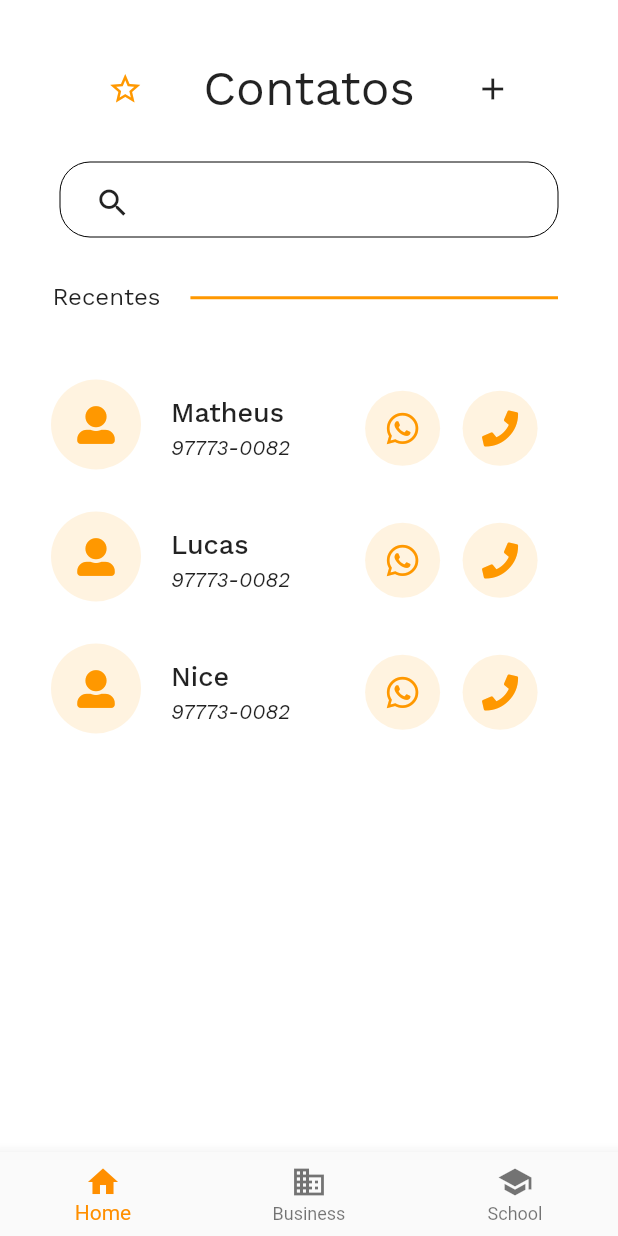
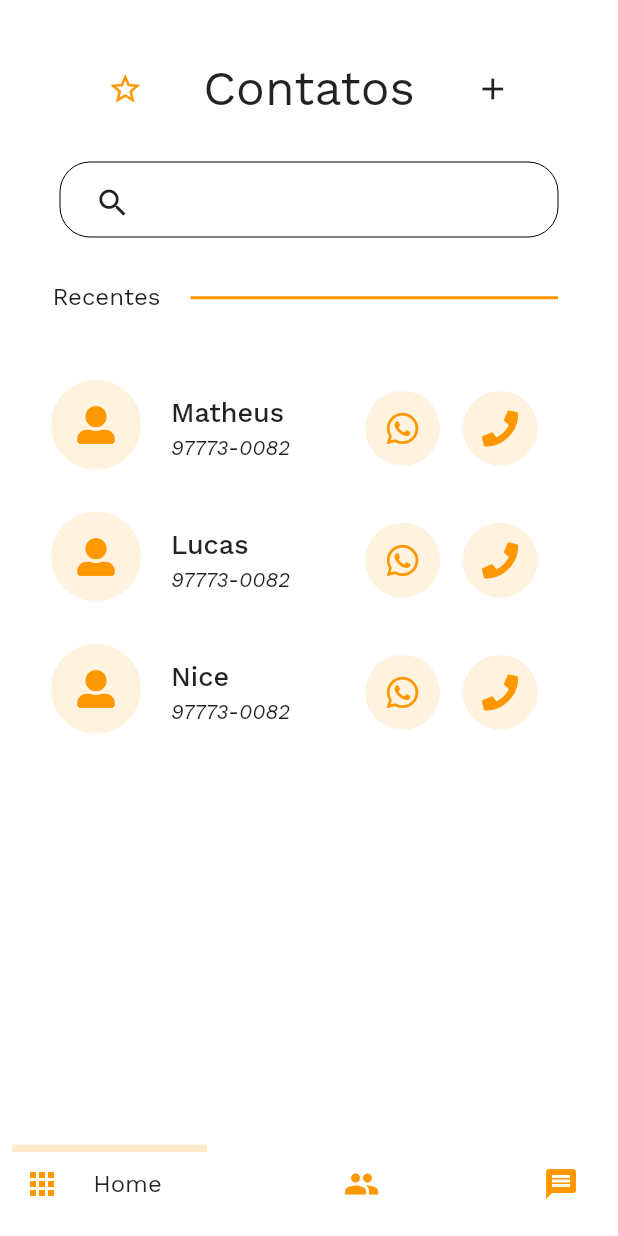
Before and after one commit to MatheusBispoDev/caseirinhos, a Flutter app: the screen it shows after launch, on a phone screen of 412 x 824 dp. Run offline on Flutter 3.47's test engine with Material 2 defaults, Android fonts, the phone set to English and light mode, and no system bars; our stand-ins replace flutter_snake_navigationbar, font_awesome_flutter, google_fonts.

Commit message:
Adicionado Botão de navegeção: Versão 1

```diff
--- a/lib/pages/contacts_page/contacts_page.dart
+++ b/lib/pages/contacts_page/contacts_page.dart
@@ -4,8 +4,9 @@ import 'package:caseirinhos/components/textfield_search.dart';
 import 'package:caseirinhos/models/contacts.dart';
 import 'package:caseirinhos/pages/contacts_page/contacts_header_page.dart';
 import 'package:flutter/material.dart';
+import 'package:flutter_snake_navigationbar/flutter_snake_navigationbar.dart';
 import 'package:google_fonts/google_fonts.dart';
-
+  final TextStyle descriptionTextStyle = GoogleFonts.workSans(fontSize: 16);
 class ContactPage extends StatelessWidget {
   final Color colorPrimay = Colors.orange;
   final TextStyle titleTextStyle = GoogleFonts.workSans(fontSize: 32);
@@ -14,26 +15,12 @@ class ContactPage extends StatelessWidget {
 
   final List<Contact> contacts = Contact.getContacts();
 
+  final int selectedItemPosition = 0;
+
   @override
   Widget build(BuildContext context) {
     return Scaffold(
-      bottomNavigationBar: BottomNavigationBar(
-        items: const <BottomNavigationBarItem>[
-          BottomNavigationBarItem(
-            icon: Icon(Icons.home),
-            label: 'Home',
-          ),
-          BottomNavigationBarItem(
-            icon: Icon(Icons.business),
-            label: 'Business',
-          ),
-          BottomNavigationBarItem(
-            icon: Icon(Icons.school),
-            label: 'School',
-          ),
-        ],
-        selectedItemColor: Colors.amber[800],
-      ),
+      bottomNavigationBar: _buildBottomBar(),
       body: Container(
         color: Colors.white,
         height: MediaQuery.of(context).size.height,
@@ -74,3 +61,206 @@ class ContactPage extends StatelessWidget {
     );
   }
 }
+
+ Widget _buildBottomBar(){
+    return CustomAnimatedBottomBar(
+      containerHeight: 70,
+      backgroundColor: Colors.white,
+      selectedIndex: 0,
+      showElevation: false,
+      curve: Curves.easeIn,
+      //onItemSelected: (index) => setState(() => _currentIndex = index),
+      items: <BottomNavyBarItem>[
+        BottomNavyBarItem(
+          icon: Icon(Icons.apps),
+          title: Text('Home'),
+          activeColor: Colors.orange,
+          inactiveColor: Colors.orange,
+          textAlign: TextAlign.center,
+        ),
+        BottomNavyBarItem(
+          icon: Icon(Icons.people),
+          title: Text('Users'),
+          activeColor: Colors.orange,
+          inactiveColor: Colors.orange,
+          textAlign: TextAlign.center,
+        ),
+        BottomNavyBarItem(
+          icon: Icon(Icons.message),
+          title: Text(
+            'Messages ',
+          ),
+          activeColor: Colors.orange,
+          inactiveColor: Colors.orange,
+          textAlign: TextAlign.center,
+        ),
+      ], onItemSelected: (int value) {  },
+    );
+  }
+
+class CustomAnimatedBottomBar extends StatelessWidget {
+
+  CustomAnimatedBottomBar({
+    Key? key,
+    this.selectedIndex = 0,
+    this.showElevation = true,
+    this.iconSize = 24,
+    this.backgroundColor,
+    this.itemCornerRadius = 50,
+    this.containerHeight = 56,
+    this.animationDuration = const Duration(milliseconds: 270),
+    this.mainAxisAlignment = MainAxisAlignment.spaceBetween,
+    required this.items,
+    required this.onItemSelected,
+    this.curve = Curves.linear,
+  }) : assert(items.length >= 2 && items.length <= 5),
+        super(key: key);
+
+  final int selectedIndex;
+  final double iconSize;
+  final Color? backgroundColor;
+  final bool showElevation;
+  final Duration animationDuration;
+  final List<BottomNavyBarItem> items;
+  final ValueChanged<int> onItemSelected;
+  final MainAxisAlignment mainAxisAlignment;
+  final double itemCornerRadius;
+  final double containerHeight;
+  final Curve curve;
+
+  @override
+  Widget build(BuildContext context) {
+    final bgColor = backgroundColor ?? Theme.of(context).bottomAppBarColor;
+
+    return Container(
+      decoration: BoxDecoration(
+        color: bgColor,
+        boxShadow: [
+          if (showElevation)
+            const BoxShadow(
+              color: Colors.black12,
+              blurRadius: 2,
+            ),
+        ],
+      ),
+      child: SafeArea(
+        child: Container(
+          width: double.infinity,
+          height: containerHeight,
+          padding: const EdgeInsets.symmetric(vertical: 6, horizontal: 8),
+          child: Row(
+            mainAxisAlignment: mainAxisAlignment,
+            children: items.map((item) {
+              var index = items.indexOf(item);
+              return GestureDetector(
+                onTap: () => onItemSelected(index),
+                child: _ItemWidget(
+                  item: item,
+                  iconSize: iconSize,
+                  isSelected: index == selectedIndex,
+                  backgroundColor: bgColor,
+                  itemCornerRadius: itemCornerRadius,
+                  animationDuration: animationDuration,
+                  curve: curve,
+                ),
+              );
+            }).toList(),
+          ),
+        ),
+      ),
+    );
+  }
+}
+
+class _ItemWidget extends StatelessWidget {
+  final double iconSize;
+  final bool isSelected;
+  final BottomNavyBarItem item;
+  final Color backgroundColor;
+  final double itemCornerRadius;
+  final Duration animationDuration;
+  final Curve curve;
+
+  const _ItemWidget({
+    Key? key,
+    required this.item,
+    required this.isSelected,
+    required this.backgroundColor,
+    required this.animationDuration,
+    required this.itemCornerRadius,
+    required this.iconSize,
+    this.curve = Curves.linear,
+  })  : super(key: key);
+
+  @override
+  Widget build(BuildContext context) {
+    return Semantics(
+      container: true,
+      selected: isSelected,
+      child: AnimatedContainer(
+        width: isSelected ? 130 : 50,
+        height: double.maxFinite,
+        duration: animationDuration,
+        decoration: UnderlineTabIndicator(
+          insets: EdgeInsets.only(bottom: 50),
+          borderSide: BorderSide(width: 5, color: isSelected ? item.activeColor!.withOpacity(0.2) : backgroundColor,),
+        ),
+        child: SingleChildScrollView(
+          scrollDirection: Axis.horizontal,
+          physics: NeverScrollableScrollPhysics(),
+          child: Container(
+            width: isSelected ? 130 : 50,
+            padding: EdgeInsets.symmetric(horizontal: 8),
+            child: Row(
+              mainAxisSize: MainAxisSize.max,
+              mainAxisAlignment: MainAxisAlignment.start,
+              crossAxisAlignment: CrossAxisAlignment.center,
+              children: <Widget>[
+                IconTheme(
+                  data: IconThemeData(
+                    size: iconSize,
+                    color: isSelected
+                        ? item.activeColor!.withOpacity(1)
+                        : item.inactiveColor == null
+                        ? item.activeColor
+                        : item.inactiveColor,
+                  ),
+                  child: item.icon,
+                ),
+                if (isSelected)
+                  Expanded(
+                    child: Container(
+                      padding: EdgeInsets.symmetric(horizontal: 4),
+                      child: DefaultTextStyle.merge(
+                        style: descriptionTextStyle,
+                        maxLines: 1,
+                        textAlign: item.textAlign,
+                        child: item.title,
+                      ),
+                    ),
+                  ),
+              ],
+            ),
+          ),
+        ),
+      ),
+    );
+  }
+}
+
+class BottomNavyBarItem {
+  BottomNavyBarItem({
+    required this.icon,
+    required this.title,
+    this.activeColor = Colors.orange,
+    this.textAlign,
+    this.inactiveColor = Colors.orange,
+  });
+
+  final Widget icon;
+  final Widget title;
+  final Color? activeColor;
+  final Color? inactiveColor;
+  final TextAlign? textAlign;
+
+}
--- a/pubspec.yaml
+++ b/pubspec.yaml
@@ -27,6 +27,7 @@ dependencies:
   cupertino_icons: ^1.0.2
   google_fonts: ^2.1.0
   font_awesome_flutter: ^9.1.0
+  flutter_snake_navigationbar: ^0.5.0
 
 dev_dependencies:
   flutter_test:
```
Also changed, not shown: 10 other files.
